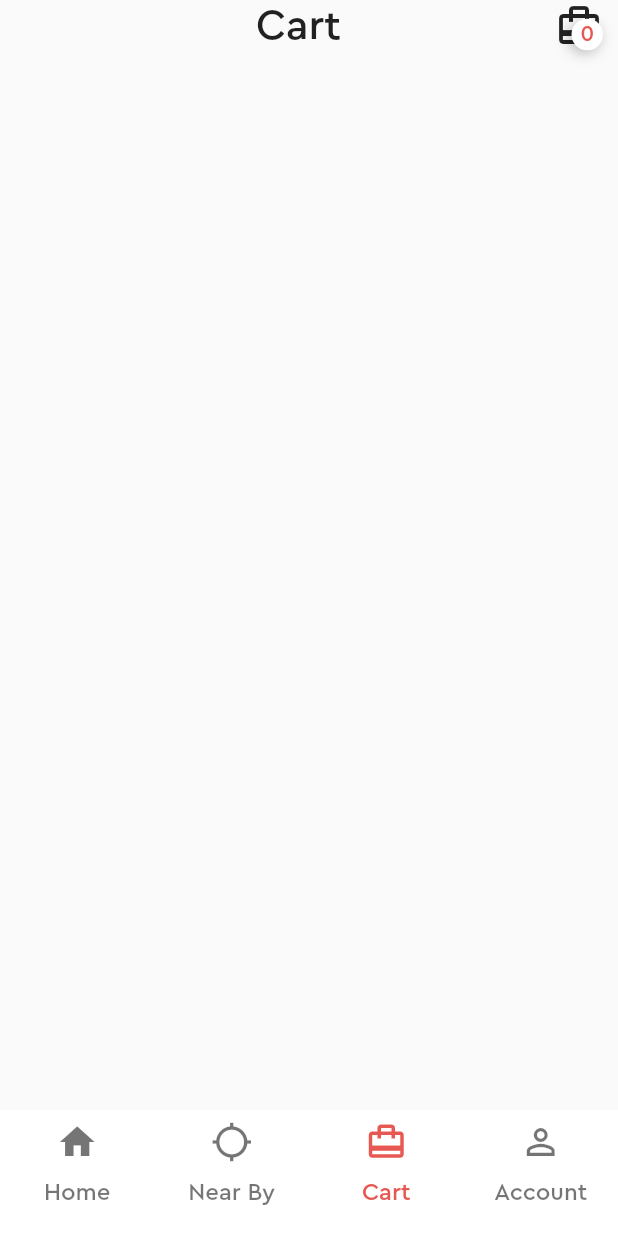
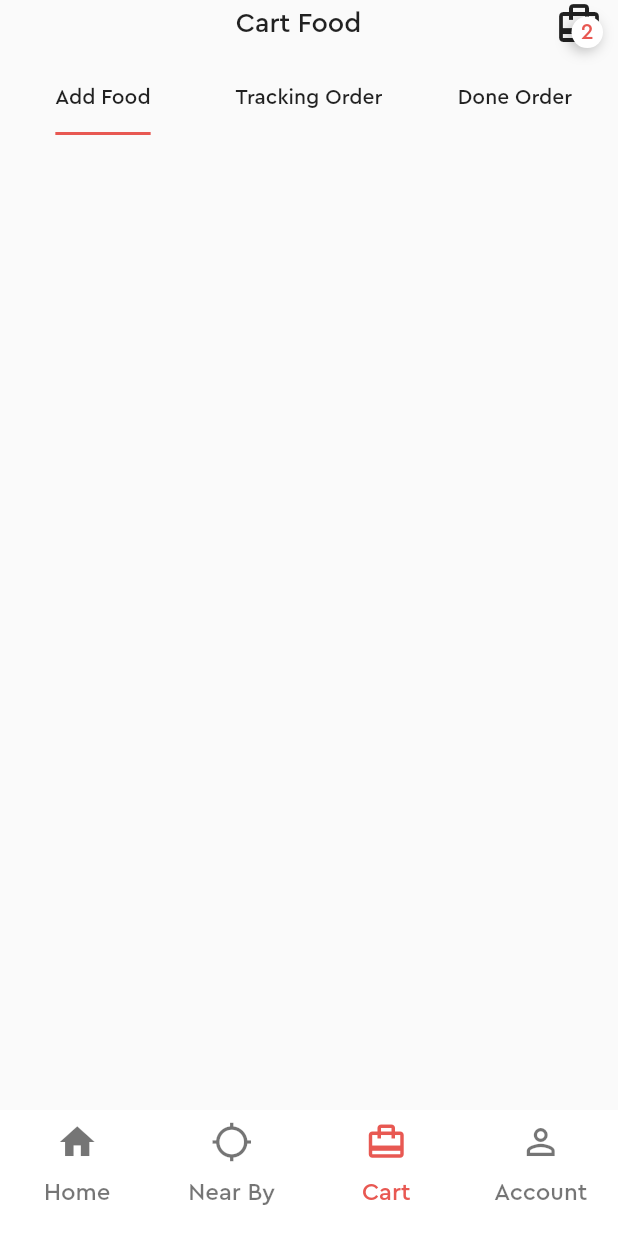
Before and after one commit to feMoraes0/food-bit-app, a Flutter app: the screen it shows after launch, item 3 of the bottom bar chosen, on a phone screen of 412 x 824 dp. Run offline on Flutter 3.47's test engine with Material 2 defaults, Android fonts, the phone set to English and light mode, and no system bars.

Commit message:
Added tabs to cart tab and updated font size to custom header

```diff
--- a/lib/app/components/custom_header.dart
+++ b/lib/app/components/custom_header.dart
@@ -28,7 +28,7 @@ class CustomHeader extends StatelessWidget {
         ) : Container(
           child: Icon(Icons.arrow_back_ios, size: 28.0, color: Colors.transparent,),
         ),
-        Text(title, style: TextStyle(fontSize: 28.0),),
+        Text(title, style: TextStyle(fontSize: 18.0),),
         Container(
           margin: const EdgeInsets.only(right: 10.0),
           child: Stack(
--- a/lib/app/tabs/account/account.dart
+++ b/lib/app/tabs/account/account.dart
@@ -55,20 +55,20 @@ class _AccountState extends State<Account> with TickerProviderStateMixin {
         children: <Widget>[
           Text(
             'Profile',
-            style: TextStyle(fontSize: 24.0),
+            style: TextStyle(fontSize: 18.0),
             textAlign: TextAlign.center,
           ),
           Container(
             margin: const EdgeInsets.only(
-              top: 20.0,
+              top: 30.0,
               bottom: 15.0,
             ),
             child: CircleAvatar(
               backgroundColor: Colors.blueGrey,
-              radius: 46.0,
+              radius: 35.0,
               child: Icon(
                 Icons.person,
-                size: 55.0,
+                size: 30.0,
                 color: Colors.white,
               ),
             ),
@@ -77,7 +77,7 @@ class _AccountState extends State<Account> with TickerProviderStateMixin {
             'Fernando Moraes',
             textAlign: TextAlign.center,
             style: TextStyle(
-              fontSize: 25.0,
+              fontSize: 22.0,
             ),
           ),
           Padding(
@@ -89,14 +89,14 @@ class _AccountState extends State<Account> with TickerProviderStateMixin {
                   padding: const EdgeInsets.symmetric(horizontal: 5.0),
                   child: Icon(
                     Icons.location_on,
-                    size: 20.0,
+                    size: 16.0,
                     color: Colors.black54,
                   ),
                 ),
                 Text(
                   'Warsaw, Poland',
                   style: TextStyle(
-                    fontSize: 16.0,
+                    fontSize: 14.0,
                     color: Colors.black54,
                   ),
                 ),
--- a/lib/app/tabs/cart/cart.dart
+++ b/lib/app/tabs/cart/cart.dart
@@ -6,16 +6,71 @@ class Cart extends StatefulWidget {
   _CartState createState() => _CartState();
 }
 
-class _CartState extends State<Cart> {
+class _CartState extends State<Cart> with TickerProviderStateMixin {
+  TabController _tabController;
+  final List<Map<String, String>> foods = [
+    {
+      'name': 'Rice and meat',
+      'price': '130.00',
+      'rate': '4.8',
+      'clients': '150',
+      'image': 'images/plate-003.png'
+    },
+    {
+      'name': 'Vegan food',
+      'price': '400.00',
+      'rate': '4.2',
+      'clients': '150',
+      'image': 'images/plate-007.png'
+    },
+  ];
+
+  @override
+  void initState() {
+    this._tabController = TabController(
+      initialIndex: 0,
+      length: 3,
+      vsync: this,
+    );
+    super.initState();
+  }
+
   @override
   Widget build(BuildContext context) {
+    ThemeData theme = Theme.of(context);
+
     return SafeArea(
       child: Column(
         children: <Widget>[
           CustomHeader(
-            title: 'Cart',
-            quantity: 0,
+            title: 'Cart Food',
+            quantity: this.foods.length,
             internalScreen: false,
+          ),
+          Container(
+            margin: const EdgeInsets.only(top: 10.0,),
+            child: TabBar(
+              controller: this._tabController,
+              indicatorColor: theme.primaryColor,
+              indicatorSize: TabBarIndicatorSize.label,
+              labelColor: Colors.black87,
+              unselectedLabelColor: Colors.black87,
+              tabs: <Widget>[
+                Tab(text: 'Add Food',),
+                Tab(text: 'Tracking Order',),
+                Tab(text: 'Done Order',),
+              ],
+            ),
+          ),
+          Expanded(
+            child: TabBarView(
+              controller: this._tabController,
+              children: <Widget>[
+                Container(),
+                Container(),
+                Container(),
+              ],
+            ),
           )
         ],
       ),
```
